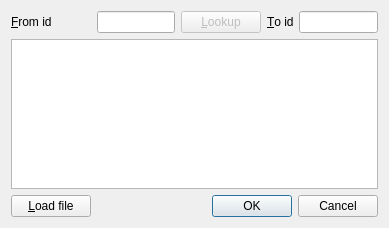
First picture: the form in src/reiddialog.ui, repository RoskildeSkiklub/ssfh, before the edit.
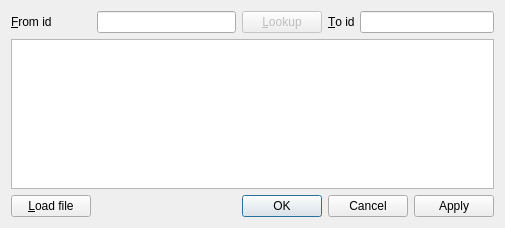
Second picture: the form after the edit.

Commit message: Dialog is sort of laid out now, story #5, task 1

```diff
--- a/src/reiddialog.ui
+++ b/src/reiddialog.ui
@@ -6,7 +6,7 @@
    <rect>
     <x>0</x>
     <y>0</y>
-    <width>389</width>
+    <width>505</width>
     <height>228</height>
    </rect>
   </property>
@@ -67,7 +67,7 @@
      </property>
      <property name="sizeHint" stdset="0">
       <size>
-       <width>97</width>
+       <width>155</width>
        <height>20</height>
       </size>
      </property>
@@ -79,7 +79,7 @@
       <enum>Qt::Horizontal</enum>
      </property>
      <property name="standardButtons">
-      <set>QDialogButtonBox::Cancel|QDialogButtonBox::Ok</set>
+      <set>QDialogButtonBox::Apply|QDialogButtonBox::Cancel|QDialogButtonBox::Ok</set>
      </property>
     </widget>
    </item>
```
Left out of the diff: 56 changed lines with no effect on the pictures. The commit also changes 2 other files.
